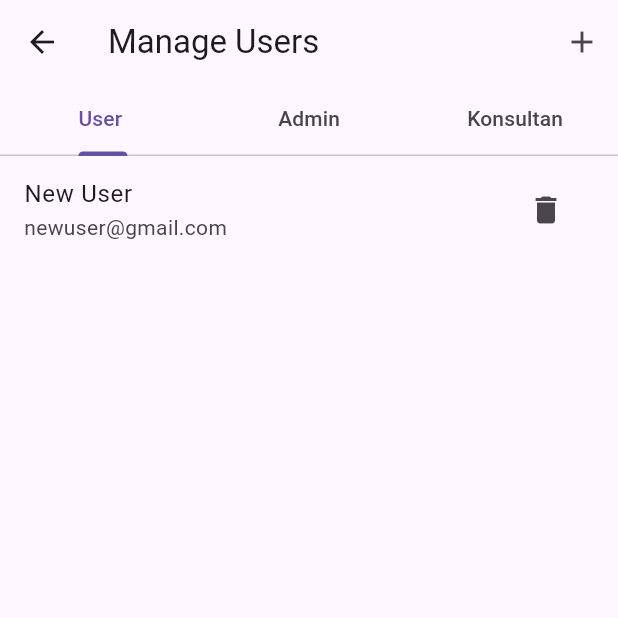
After one commit to Zaim1711/SSH_WEB, a Flutter app: the ManageUserPage screen opened directly, after a tap on the "add" icon, on a phone screen of 412 x 824 dp, the top half of it. The commit adds this screen. Run offline on Flutter 3.47's test engine with Material 3 defaults, Android fonts, the light colour scheme and no system bars; our stand-ins replace firebase_core, firebase_messaging, flutter_local_notifications, jwt_decoder, shared_preferences; accounts and stored records are empty; network calls fail.

Commit message:
manage_user

```diff
--- /dev/null
+++ b/lib/Model/users.dart
@@ -0,0 +1,36 @@
+class Users {
+  final int id;
+  final String username;
+  final String email;
+  final Role role;
+
+  Users(
+      {required this.id,
+      required this.username,
+      required this.email,
+      required this.role});
+
+  factory Users.fromJson(Map<String, dynamic> json, List<Role> roles) {
+    Role userRole = roles.firstWhere((role) => role.id == json['roleId']);
+    return Users(
+      id: json['id'],
+      username: json['username'],
+      email: json['email'],
+      role: userRole,
+    );
+  }
+}
+
+class Role {
+  final int id;
+  final String name;
+
+  Role({required this.id, required this.name});
+
+  factory Role.fromJson(Map<String, dynamic> json) {
+    return Role(
+      id: json['id'],
+      name: json['name'],
+    );
+  }
+}
--- /dev/null
+++ b/lib/View/ManageUserPage.dart
@@ -0,0 +1,132 @@
+import 'dart:convert';
+
+import 'package:flutter/material.dart';
+import 'package:http/http.dart' as http;
+
+class ManageUserPage extends StatefulWidget {
+  const ManageUserPage({super.key});
+
+  @override
+  State<ManageUserPage> createState() => _ManageUserPageState();
+}
+
+class _ManageUserPageState extends State<ManageUserPage>
+    with SingleTickerProviderStateMixin {
+  List<User> users = [];
+  late TabController _tabController;
+
+  @override
+  void initState() {
+    super.initState();
+    _fetchUsers();
+    _tabController = TabController(length: 3, vsync: this);
+  }
+
+  Future<void> _fetchUsers() async {
+    final response = await http.get(Uri.parse('http://localhost:8080/users'));
+
+    if (response.statusCode == 200) {
+      List<dynamic> userList = json.decode(response.body);
+      setState(() {
+        users = userList.map((user) => User.fromJson(user)).toList();
+      });
+    } else {
+      throw Exception('Failed to load users');
+    }
+  }
+
+  @override
+  Widget build(BuildContext context) {
+    return Scaffold(
+      appBar: AppBar(
+        title: const Text('Manage Users'),
+        bottom: TabBar(
+          controller: _tabController,
+          tabs: const [
+            Tab(text: 'User '),
+            Tab(text: 'Admin'),
+            Tab(text: 'Konsultan'),
+          ],
+        ),
+        actions: [
+          IconButton(
+            icon: const Icon(Icons.add),
+            onPressed: () {
+              _addUser();
+            },
+          ),
+        ],
+      ),
+      body: TabBarView(
+        controller: _tabController,
+        children: [
+          _buildUserList('ROLE_USER'),
+          _buildUserList('ROLE_ADMIN'),
+          _buildUserList('ROLE_KONSULTAN'),
+        ],
+      ),
+    );
+  }
+
+  Widget _buildUserList(String role) {
+    final filteredUsers = users.where((user) => user.role == role).toList();
+
+    return ListView.builder(
+      itemCount: filteredUsers.length,
+      itemBuilder: (context, index) {
+        return ListTile(
+          title: Text(filteredUsers[index].username),
+          subtitle: Text(filteredUsers[index].email),
+          trailing: IconButton(
+            icon: const Icon(Icons.delete),
+            onPressed: () {
+              _deleteUser(filteredUsers[index].id);
+            },
+          ),
+        );
+      },
+    );
+  }
+
+  void _addUser() {
+    // Logika untuk menambah pengguna baru
+    setState(() {
+      users.add(User(
+          id: users.length + 1,
+          username: "New User",
+          email: "newuser@gmail.com",
+          role: "ROLE_USER")); // Default role
+    });
+  }
+
+  void _deleteUser(int id) {
+    setState(() {
+      users.removeWhere((user) => user.id == id);
+    });
+  }
+}
+
+class User {
+  final int id;
+  final String username;
+  final String email;
+  final String role; // Tambahkan field role
+
+  User(
+      {required this.id,
+      required this.username,
+      required this.email,
+      required this.role});
+
+  factory User.fromJson(Map<String, dynamic> json) {
+    String role = json['roles'].isNotEmpty
+        ? json['roles'][0][' name']
+        : 'Unknown'; // Ambil role pertama
+    return User(
+      id: json['id'],
+      username: json['username'],
+      email: json['email'],
+      role: role, // Ambil role dari JSON
+    );
+  }
+}
```
Also changed, not shown: lib/View/AdminPanel.dart (+10 -0 lines), lib/View/PengaduanPage.dart (+7 -7 lines), lib/View/ReviewPage.dart (+88 -31 lines).
